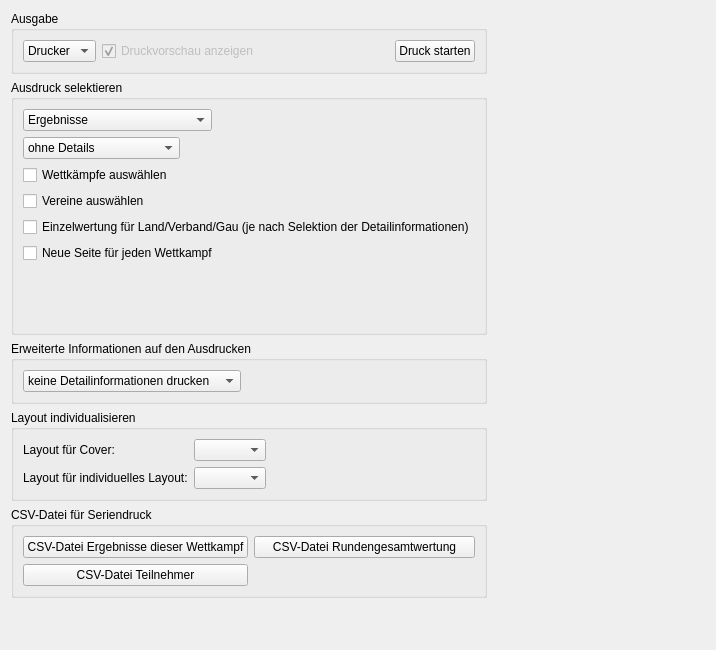
First picture: the form in export/exportwidget.ui, repository Igel18/turnfix, before the edit.
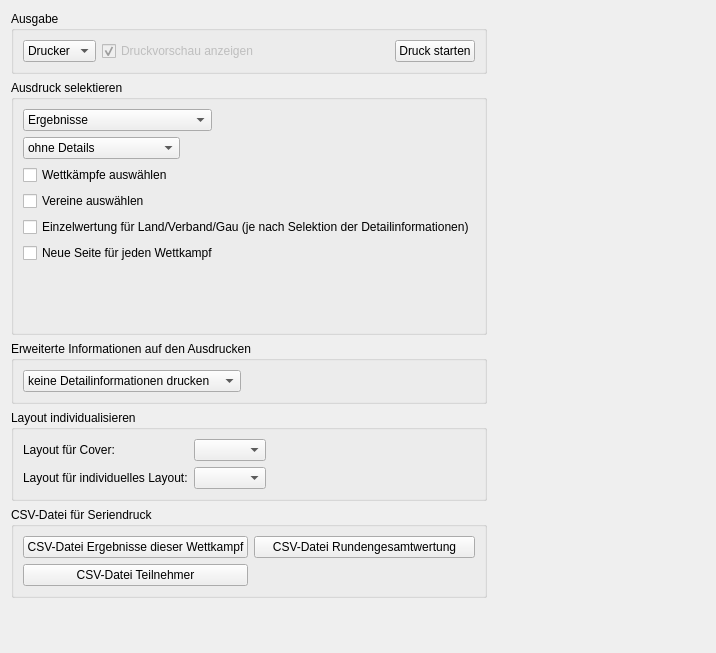
Second picture: the form after the edit. The open tabs and pages were chosen to show the change.

```diff
--- a/export/exportwidget.ui
+++ b/export/exportwidget.ui
@@ -7,7 +7,7 @@
     <x>0</x>
     <y>0</y>
     <width>716</width>
-    <height>650</height>
+    <height>653</height>
    </rect>
   </property>
   <layout class="QGridLayout" name="gridLayout">
```
Left out of the diff: 4 changed lines with no effect on the pictures.
